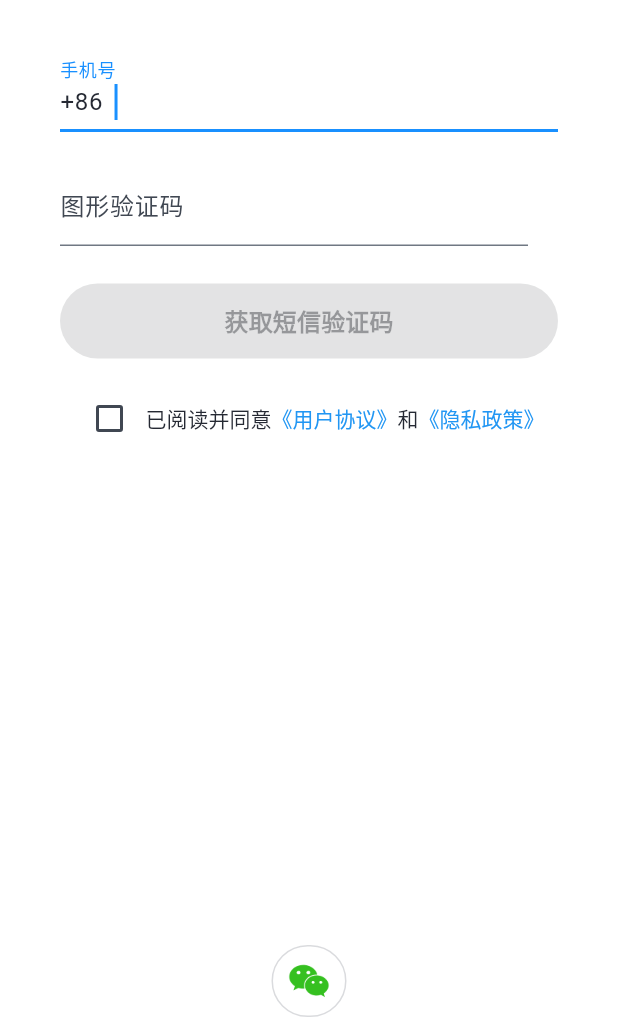
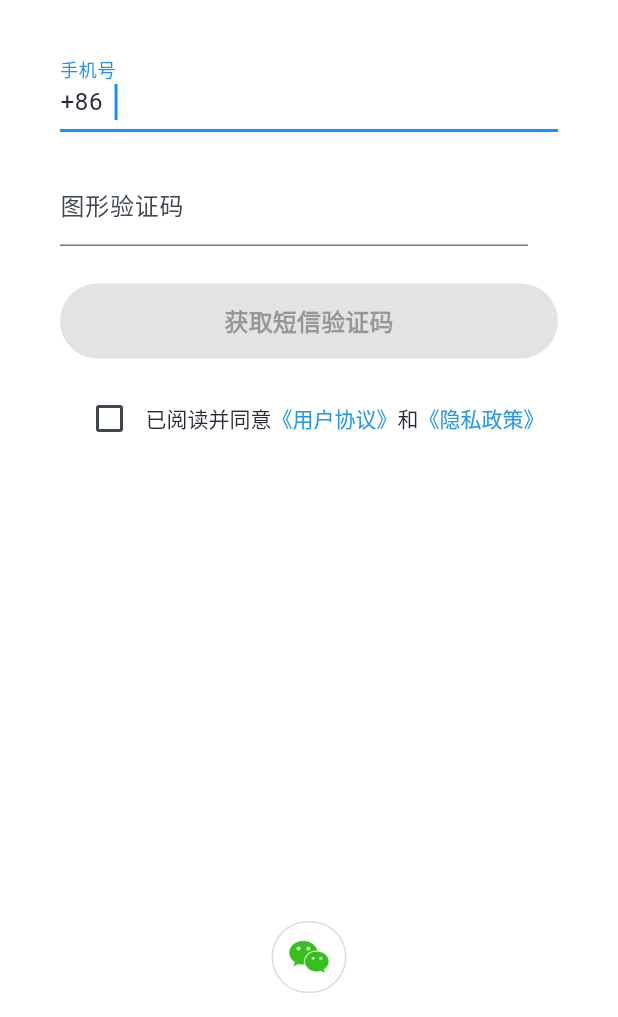
Before and after one commit to acmenlei/flutter_common_package, a Flutter app: the screen it shows after launch, swiped to page 5, on a phone screen of 412 x 824 dp, the part 219-1236 px from its top. Run offline on Flutter 3.47's test engine with Material 3 defaults, Android fonts, the light colour scheme and no system bars; drawn by our look-alikes of oktoast; our stand-ins replace cached_network_image, cookie_jar, device_info_plus, dio, dio_cookie_manager, easy_refresh and 8 more; missing offline and left inert: extended_tabs, flutter_constraintlayout, flutter_inappwebview, fluwx, markdown_widget, multi_image_picker_plus; generated files the repository leaves out were written again; network calls fail.

Commit message:
perf: 登录页底部微信授权登录按钮会贴边显示

```diff
--- a/lib/pages/login/index.dart
+++ b/lib/pages/login/index.dart
@@ -207,7 +207,9 @@ class LoginPage extends StatelessWidget {
   _buildWechatLogin() {
     LoginController loginController = Get.find<LoginController>();
 
-    return Row(
+    return Container(
+      margin: const EdgeInsets.only(bottom: 16),
+      child: Row(
         mainAxisAlignment: MainAxisAlignment.center,
         children: [
           CommonIconButton(
@@ -228,6 +230,7 @@ class LoginPage extends StatelessWidget {
             imagePath: 'assets/images/ic_wechat_btn.png',
           ),
         ],
+      ),
     );
   }
 }
```
Lines whose indentation alone changed are shown as unchanged.
